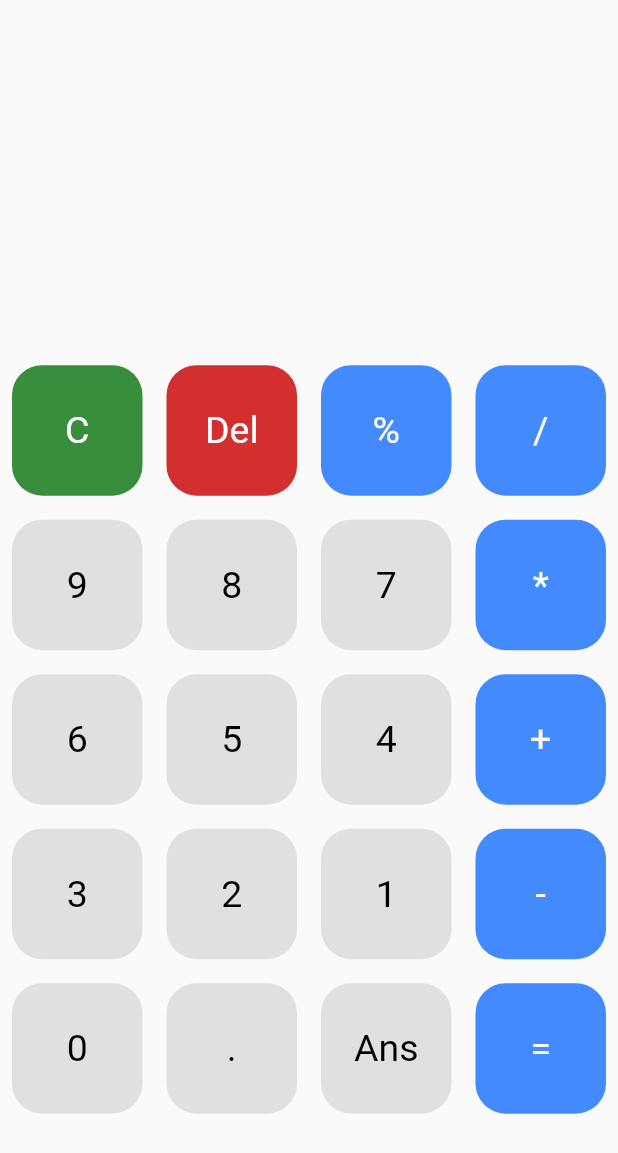
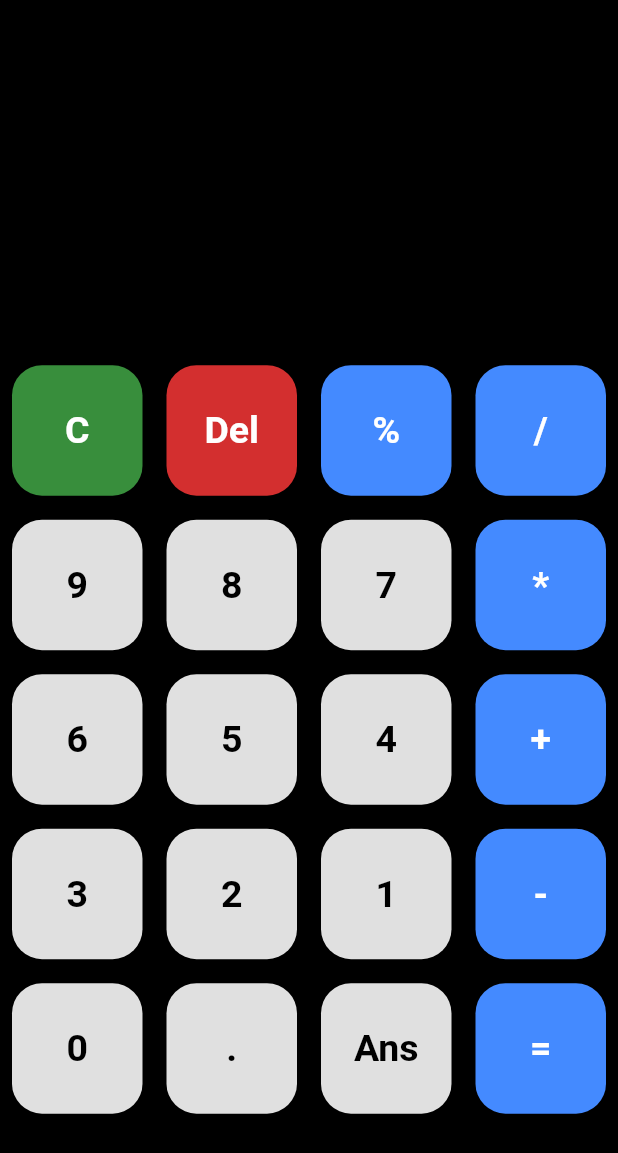
Before and after one commit to Tolbaax/Calculator-App, a Flutter app: the screen it shows after launch, on a phone screen of 412 x 824 dp. Shown: the top 1153 px of the screen. Run offline on Flutter 3.47's test engine with Material 2 defaults, Android fonts, the phone set to English and light mode, and no system bars; our stand-ins replace math_expressions.

Commit message:
Calculator App

```diff
--- a/lib/main.dart
+++ b/lib/main.dart
@@ -24,7 +24,9 @@ class _calculatorState extends State<calculator> {
   @override
   Widget build(BuildContext context) {
     return MaterialApp(
+      debugShowCheckedModeBanner: false,
       home: Scaffold(
+        backgroundColor: Colors.black,
         body: Column(
           children: [
             Expanded(
@@ -39,7 +41,7 @@ class _calculatorState extends State<calculator> {
                           padding: const EdgeInsets.all(8.0),
                           child: Text(
                             input,
-                            style: TextStyle(
+                            style: TextStyle(color: Colors.white,
                                 fontSize: 25, fontWeight: FontWeight.w600),
                           ),
                         ),
@@ -53,7 +55,7 @@ class _calculatorState extends State<calculator> {
                             padding: const EdgeInsets.all(8.0),
                             child: Text(
                               output,
-                              style: TextStyle(
+                              style: TextStyle(color:Colors.white,
                                   fontSize: 25, fontWeight: FontWeight.w600),
                             ),
                           )),
@@ -127,7 +129,7 @@ class _calculatorState extends State<calculator> {
                               borderRadius: BorderRadius.circular(20)
                           ),
                           child: Center(child: Text(buttons[index],
-                              style: TextStyle(fontSize: 25,color: textcolor(buttons[index])))),
+                              style: TextStyle(fontWeight: FontWeight.bold, fontSize: 25,color: textcolor(buttons[index])))),
                         ),
                       ),
                     );
```
